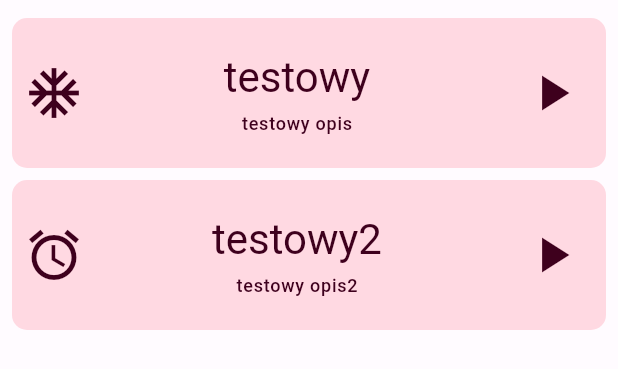
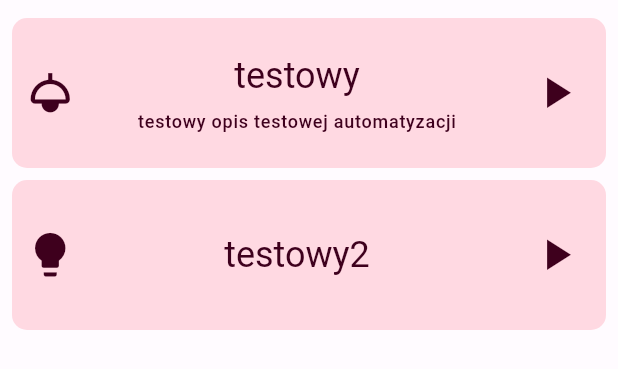
Before and after one commit to PLPOLAND/flutter_smarthome, a Flutter app: the AutomationsScreen widget shown alone on an empty page, opened directly, on a phone screen of 412 x 824 dp. Shown: the top 369 px of the screen. Run offline on Flutter 3.47's test engine with Material 2 defaults, Android fonts, the phone set to English and light mode, and no system bars; drawn by our look-alikes of dynamic_color; our stand-ins replace bloc, dio, equatable, flutter_bloc, flutter_speed_dial, package_info_plus and 1 more; accounts and stored records are empty.

Commit message:
feat: moved automation data to separate class

```diff
--- /dev/null
+++ b/lib/models/automations/automation.dart
@@ -0,0 +1,38 @@
+import 'package:flutter/widgets.dart';
+
+class Automation {
+  final int id;
+  final String name;
+  final String? description;
+  final IconData? icon;
+  final Function() onClick;
+
+  const Automation({
+    required this.id,
+    required this.name,
+    required this.onClick,
+    this.description,
+    required this.icon,
+  });
+
+  @override
+  String toString() {
+    return 'Automation{name: $name, description: $description, icon: $icon, onClick: $onClick}';
+  }
+
+  Automation copyWith({
+    int? id,
+    String? name,
+    String? description,
+    IconData? icon,
+    Function()? onClick,
+  }) {
+    return Automation(
+      id: id ?? this.id,
+      name: name ?? this.name,
+      description: description ?? this.description,
+      icon: icon ?? this.icon,
+      onClick: onClick ?? this.onClick,
+    );
+  }
+}
--- /dev/null
+++ b/lib/models/automations/user_automation.dart
@@ -0,0 +1,47 @@
+import 'package:flutter/widgets.dart';
+import 'package:flutter_smarthome/models/room.dart';
+
+import 'automation.dart';
+
+class UserAutomation extends Automation {
+  final String userNickname; //nick użytkownika do którego należy automatyzacja
+
+  const UserAutomation({
+    required int id,
+    required String name,
+    required Function() onClick,
+    required this.userNickname,
+    String? description,
+    IconData? icon,
+  }) : super(
+          id: id,
+          name: name,
+          onClick: onClick,
+          description: description,
+          icon: icon,
+        );
+
+  @override
+  String toString() {
+    return 'UserAutomation{userName: $userNickname,  super: ${super.toString()}';
+  }
+
+  @override
+  UserAutomation copyWith({
+    int? id,
+    String? name,
+    String? description,
+    IconData? icon,
+    Function()? onClick,
+    String? userNickname,
+  }) {
+    return UserAutomation(
+      id: id ?? this.id,
+      name: name ?? this.name,
+      description: description ?? this.description,
+      icon: icon ?? this.icon,
+      onClick: onClick ?? this.onClick,
+      userNickname: userNickname ?? this.userNickname,
+    );
+  }
+}
--- a/lib/screens/home/automations_screen.dart
+++ b/lib/screens/home/automations_screen.dart
@@ -1,5 +1,6 @@
 import 'package:flutter/material.dart';
-import 'package:flutter_smarthome/widgets/homeScreen/autmations/user_automation.dart';
+import 'package:flutter_smarthome/models/automations/user_automation.dart';
+import 'package:flutter_smarthome/widgets/homeScreen/autmations/stateless_automation.dart';
 
 class AutomationsScreen extends StatelessWidget {
   static const routeName = '/automations';
@@ -8,38 +9,40 @@ class AutomationsScreen extends StatelessWidget {
 
   @override
   Widget build(BuildContext context) {
-    return Container(
-        child: SingleChildScrollView(
+    return SingleChildScrollView(
       child: Padding(
         padding: const EdgeInsets.all(8.0),
         child: Column(
           children: [
-          UserAutomation(
+            StatelessAutomationWidget(
+              automation: UserAutomation(
+                id: 0,
                 name: "testowy",
-            description: "testowy opis",
-            icon: Icons.ac_unit,
+                description: "testowy opis testowej automatyzacji",
                 onClick: () {
                   ScaffoldMessenger.of(context).showSnackBar(
-                SnackBar(
-                  content: Text("Funkcja Testowa"),
+                    const SnackBar(
+                      content: Text("test"),
+                      showCloseIcon: true,
                     ),
                   );
                 },
+                userNickname: "testowy",
+                icon: Icons.light,
               ),
-          UserAutomation(
+            ),
+            StatelessAutomationWidget(
+              automation: UserAutomation(
+                id: 1,
                 name: "testowy2",
-            description: "testowy opis2",
-            icon: Icons.access_alarm,
-            onClick: () {
-              ScaffoldMessenger.of(context).showSnackBar(
-                SnackBar(
-                  content: Text("Funkcja Testowa2"),
+                onClick: () {},
+                userNickname: "testowy2",
+                icon: Icons.lightbulb,
               ),
-              );
-            },
             ),
           ],
         ),
-    )));
+      ),
+    );
   }
 }
--- a/lib/widgets/homeScreen/autmations/user_automation.dart
+++ b/lib/widgets/homeScreen/autmations/stateless_automation.dart
@@ -1,17 +1,14 @@
 import 'package:flutter/material.dart';
+import 'package:flutter_smarthome/models/automations/automation.dart';
 import 'package:provider/provider.dart';
 
-class UserAutomation extends StatelessWidget {
-  final String name;
-  final String? description;
-  final IconData? icon;
-  final Function() onClick;
-  const UserAutomation({
+class StatelessAutomationWidget extends StatelessWidget {
+  final Automation automation;
+  final double height = 100;
+  final double iconSize = 35;
+  const StatelessAutomationWidget({
     Key? key,
-    required this.name,
-    required this.onClick,
-    this.description,
-    this.icon,
+    required this.automation,
   }) : super(key: key);
 
   @override
@@ -23,16 +20,16 @@ class UserAutomation extends StatelessWidget {
           color: Theme.of(context).colorScheme.primaryContainer,
           borderRadius: BorderRadius.circular(10),
         ),
-        height: 100,
+        height: height,
         width: double.infinity,
         child: Padding(
           padding: const EdgeInsets.all(8.0),
           child: Row(
             children: [
-              if (icon != null)
+              if (automation.icon != null)
                 Icon(
-                  icon,
-                  size: 40,
+                  automation.icon,
+                  size: iconSize,
                   color: Theme.of(context).colorScheme.onPrimaryContainer,
                 ),
               Expanded(
@@ -41,22 +38,22 @@ class UserAutomation extends StatelessWidget {
                   padding: const EdgeInsets.all(8.0),
                   child: Column(
                     mainAxisAlignment: MainAxisAlignment.spaceEvenly,
-                    crossAxisAlignment: icon == null
+                    crossAxisAlignment: automation.icon == null
                         ? CrossAxisAlignment.start
                         : CrossAxisAlignment.center,
                     children: [
-                      Text(name,
+                      Text(automation.name,
                           style: Theme.of(context)
                               .textTheme
-                              .headlineMedium!
+                              .headlineSmall!
                               .copyWith(
                                 color: Theme.of(context)
                                     .colorScheme
                                     .onPrimaryContainer,
                               )),
-                      if (description != null)
+                      if (automation.description != null)
                         Text(
-                          description!,
+                          automation.description!,
                           style:
                               Theme.of(context).textTheme.labelMedium!.copyWith(
                                     color: Theme.of(context)
@@ -69,11 +66,11 @@ class UserAutomation extends StatelessWidget {
                 ),
               ),
               IconButton(
-                onPressed: onClick,
+                onPressed: automation.onClick,
                 icon: const Icon(
                     Icons.play_arrow), //TODO: change icon to play_arrow/stop
                 style: ButtonStyle(
-                  iconSize: MaterialStateProperty.all<double>(40),
+                  iconSize: MaterialStateProperty.all<double>(iconSize),
                   alignment: Alignment.center,
                   iconColor: MaterialStateProperty.resolveWith<Color?>(
                     (Set<MaterialState> states) {
```
Also changed, not shown: lib/screens/home/homepage_screen.dart (+9 -1 lines). Lines whose indentation alone changed are shown as unchanged.
